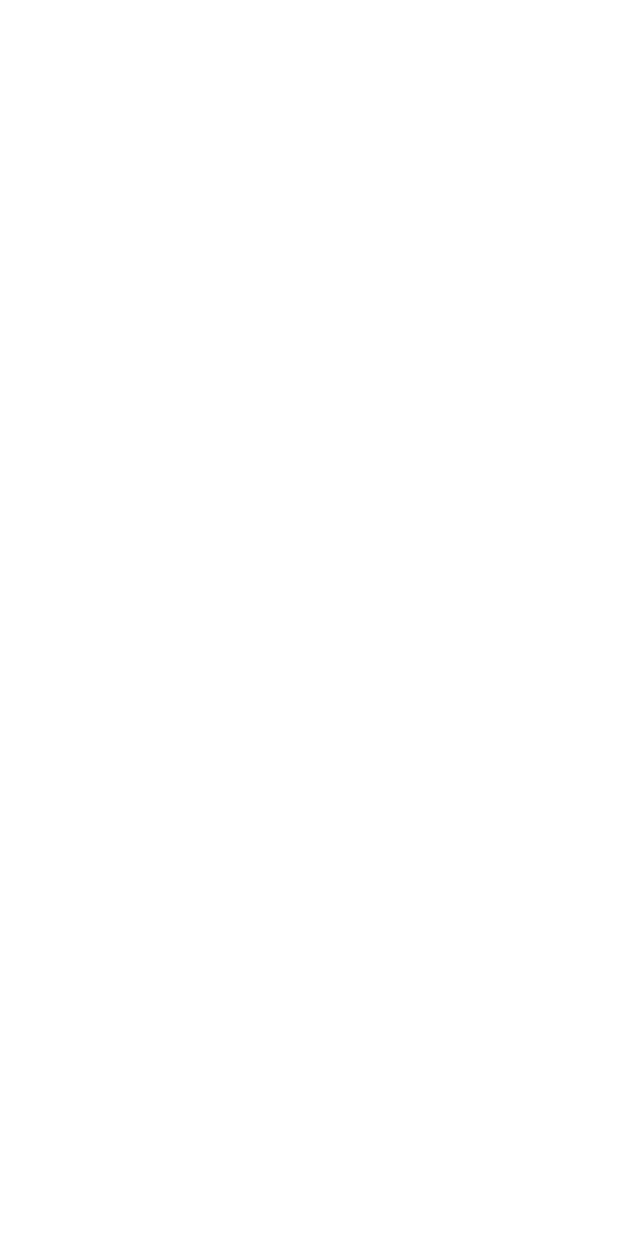
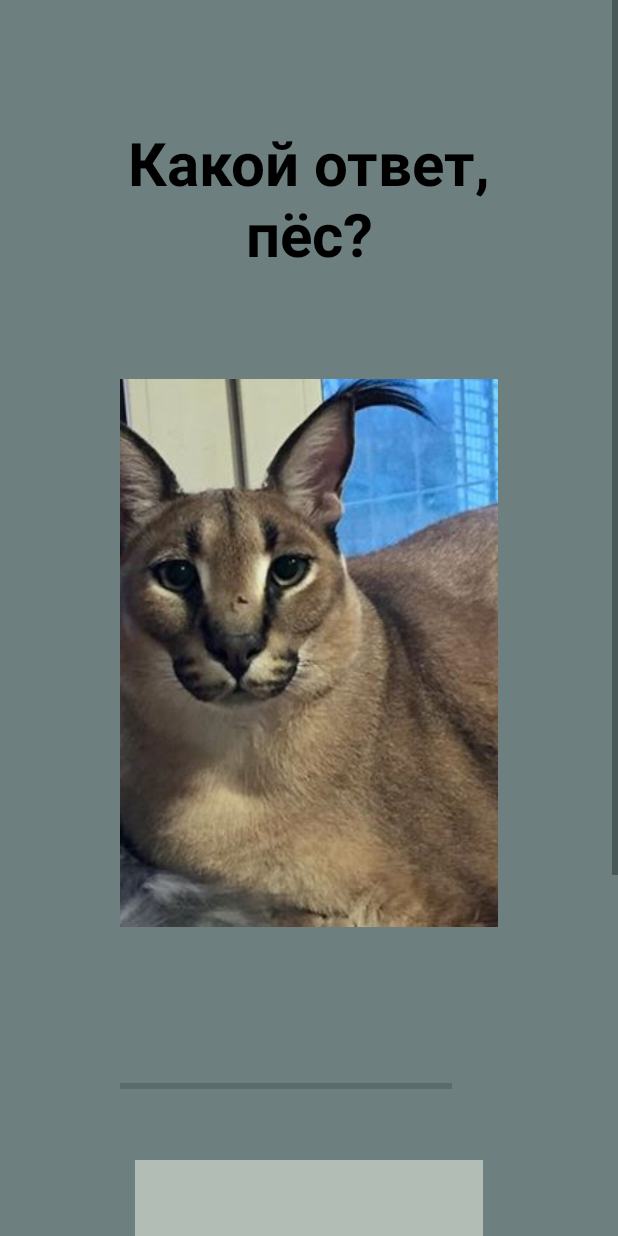
Before and after one commit to KoloskovaMariia/OurQuizApp, an Android app: the QuestionsActivity screen opened directly, with no data from a screen before it, on a phone screen of 412 x 824 dp. Before the commit the screen is empty. Run offline under Robolectric (Android 15) with nearby library versions, the phone set to English and light mode, and no system bars.

Commit message:
Почти закончена часть с вопросами + кнопками ответа. Нужно дорисовать кнопки. Задники и картинки пока тестовые, на них можно не ругаться

```diff
--- a/app/src/main/AndroidManifest.xml
+++ b/app/src/main/AndroidManifest.xml
@@ -5,7 +5,7 @@
     <application
         android:allowBackup="true"
         android:icon="@mipmap/ic_launcher"
-        android:label="@string/app_name"
+        android:label="OurQuizApp"
         android:roundIcon="@mipmap/ic_launcher_round"
         android:supportsRtl="true"
         android:theme="@style/NoActionBarTheme">
@@ -14,12 +14,12 @@
             android:exported="false"
             android:screenOrientation="portrait"
             />
-        <activity
-            android:name=".MainActivity"
+        <activity  android:name=".MainActivity"
             android:exported="true"
             android:screenOrientation="portrait"
             android:theme="@style/NoActionBarTheme"
             android:windowSoftInputMode="adjustResize">
+
             <intent-filter>
                 <action android:name="android.intent.action.MAIN" />
 
--- a/app/src/main/res/layout/activity_question.xml
+++ b/app/src/main/res/layout/activity_question.xml
@@ -1,9 +1,78 @@
 <?xml version="1.0" encoding="utf-8"?>
-<androidx.constraintlayout.widget.ConstraintLayout xmlns:android="http://schemas.android.com/apk/res/android"
-    xmlns:app="http://schemas.android.com/apk/res-auto"
+<ScrollView xmlns:android="http://schemas.android.com/apk/res/android"
+    xmlns:app = "http://schemas.android.com/apk/res-auto"
     xmlns:tools="http://schemas.android.com/tools"
     android:layout_width="match_parent"
     android:layout_height="match_parent"
+    android:background="@drawable/nicebackground"
+
     tools:context=".QuestionsActivity">
 
-</androidx.constraintlayout.widget.ConstraintLayout>
+    <LinearLayout
+        android:layout_width="match_parent"
+        android:layout_height="wrap_content"
+        android:orientation="vertical"
+        android:gravity="center"
+        android:padding = "80dp">
+
+        <TextView
+            android:id = "@+id/tv_question"
+            android:layout_width="match_parent"
+            android:layout_height="wrap_content"
+            android:layout_margin="1dp"
+            android:gravity="center"
+            android:textSize="40sp"
+            android:textColor="@color/black"
+            android:textStyle="bold"
+            android:text = "Какой ответ, пёс?"/>
+
+        <ImageView
+            android:id="@+id/q1.jpg"
+            android:layout_width="650dp"
+            android:layout_height="500dp"
+            android:layout_marginTop="1dp"
+            android:src="@drawable/q1" />
+        <LinearLayout
+            android:id="@+id/ll_progress_details"
+            android:layout_width="wrap_content"
+            android:layout_height="wrap_content"
+            android:layout_marginTop="0dp"
+            android:orientation="horizontal"
+            android:gravity="center">
+
+            <ProgressBar
+                android:id="@+id/progressBar"
+                style="?android:attr/progressBarStyleHorizontal"
+                android:layout_width="562dp"
+                android:layout_height="match_parent"
+                android:layout_weight="10"
+                android:indeterminate="false"
+                android:max="10"
+                android:minHeight="0dp"
+                android:progress="0" />
+        <TextView
+            android:id = "@+id/tv_progress"
+            android:layout_width="wrap_content"
+            android:layout_height="wrap_content"
+            android:gravity="center"
+            android:padding = "15dp"
+            android:textColor="@color/black"
+            android:textSize="35sp"
+            tools:text = "0/10"/>
+
+        </LinearLayout>
+
+        <TextView
+            android:id = "@+id/tv_option_one"
+            android:layout_width="match_parent"
+            android:layout_height="wrap_content"
+            android:layout_margin="10dp"
+            android:background="@drawable/back_for_answers"
+            android:gravity="center"
+            android:padding = "15dp"
+            android:textColor="@color/black"
+            android:textSize="35sp"
+            tools:text = "Floppa"/>
+    </LinearLayout>
+
+</ScrollView>
```
Also changed, not shown: app/src/main/java/com/example/ourquizapp/QuestionsActivity.kt (line endings or trailing spaces), app/src/main/res/drawable/back_for_answers.png (added), app/src/main/res/drawable/background.png (added), app/src/main/res/drawable/nicebackground.png (added), app/src/main/res/drawable/thisbackground.png (added).
